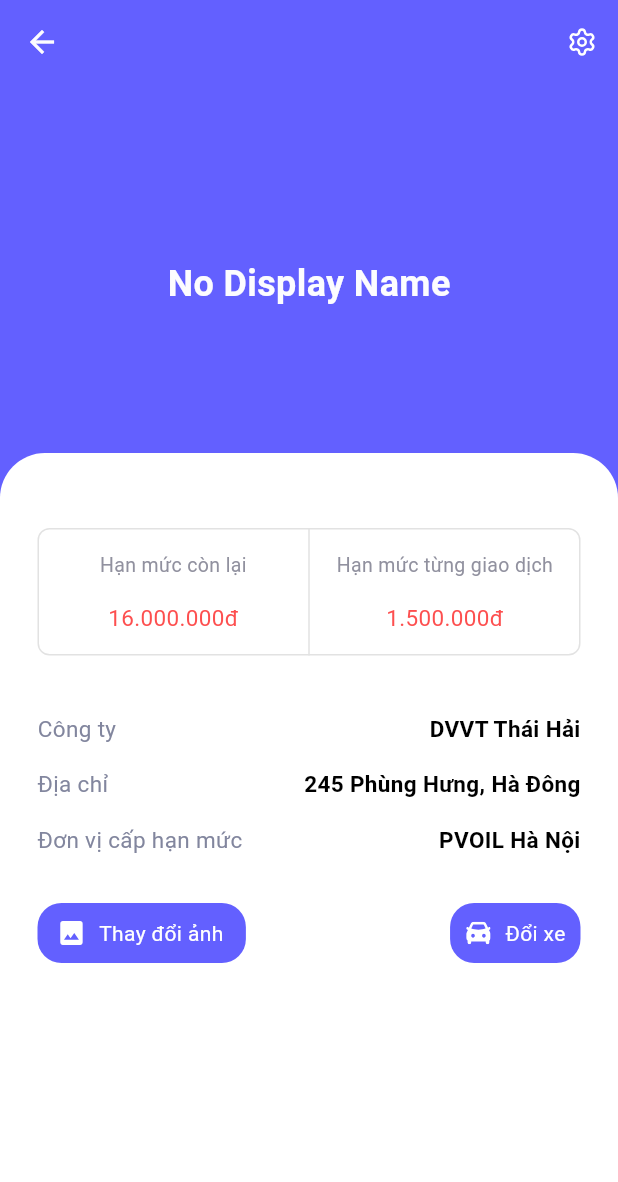
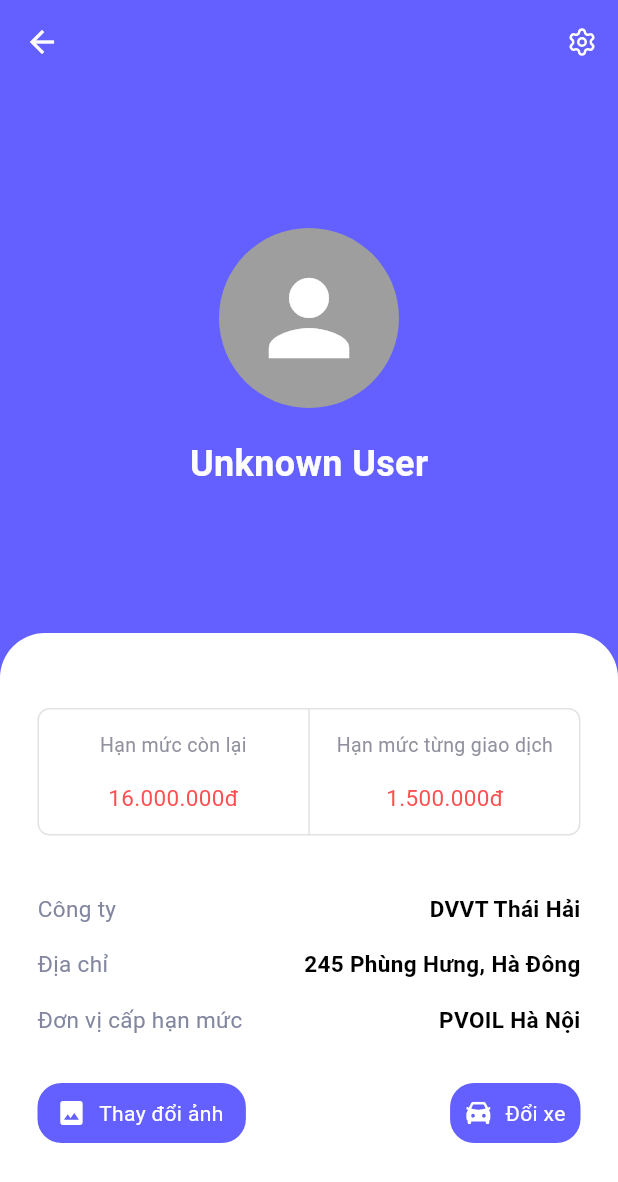
Before and after one commit to mobilenabit/driver_app, a Flutter app: the AccountScreen screen opened directly, on a phone screen of 412 x 824 dp. Shown: the top 1182 px of the screen. Run offline on Flutter 3.47's test engine with Material 3 defaults, Android fonts, the phone set to English and light mode, and no system bars; our stand-ins replace calendar_date_picker2, carousel_slider, dio, dotted_line, flutter_lucide, flutter_map and 8 more; missing offline and left inert: conditional_wrap, crclib, flutter_map_location_marker; accounts and stored records are empty.

```diff
--- a/lib/main.dart
+++ b/lib/main.dart
@@ -37,7 +37,7 @@ class MyApp extends StatelessWidget {
         Locale('en', ''), // English
       ],
       locale: const Locale('vi', ''),
-      home: MapScreen2(),
+      home: HomeScreen(),
     );
   }
 }
--- a/lib/screens/account.dart
+++ b/lib/screens/account.dart
@@ -173,14 +173,29 @@ class _AccountScreenState extends State<AccountScreen> {
                           shape: BoxShape.circle,
                           image: DecorationImage(
                             fit: BoxFit.cover,
-                            image:
-                                NetworkImage(userData.value?["avatar"] ?? ''),
+                            image: NetworkImage(
+                              userData.value?["avatar"],
+                            ),
                           ),
+                        ),
+                      )
+                    else
+                      Container(
+                        width: 120,
+                        height: 120,
+                        decoration: BoxDecoration(
+                          shape: BoxShape.circle,
+                          color: Colors.grey,
+                        ),
+                        child: const Icon(
+                          Icons.person,
+                          size: 80,
+                          color: Colors.white,
                         ),
                       ),
                     const SizedBox(height: 20),
                     Text(
-                      userData.value?["displayName"] ?? 'No Display Name',
+                      userData.value?["displayName"] ?? "Unknown User",
                       style: const TextStyle(
                         fontSize: 24,
                         fontWeight: FontWeight.bold,
--- a/lib/screens/settings.dart
+++ b/lib/screens/settings.dart
@@ -165,6 +165,7 @@ class _SettingsScreenState extends State<SettingsScreen> {
                 title: const Text("Đổi mật khẩu"),
                 trailing: const Icon(LucideIcons.lock),
                 onTap: () {
+
                   final userData = context.read<UserDataModel>().value;
                   pushScreenWithoutNavBar(
                     context,
```
Also changed, not shown: lib/screens/history.dart (+15 -8 lines), lib/screens/map.dart (+41 -18 lines), lib/screens/tran_result.dart (+16 -16 lines), assets/icons/map_gas.svg (added), assets/icons/map_pin.svg (added).
